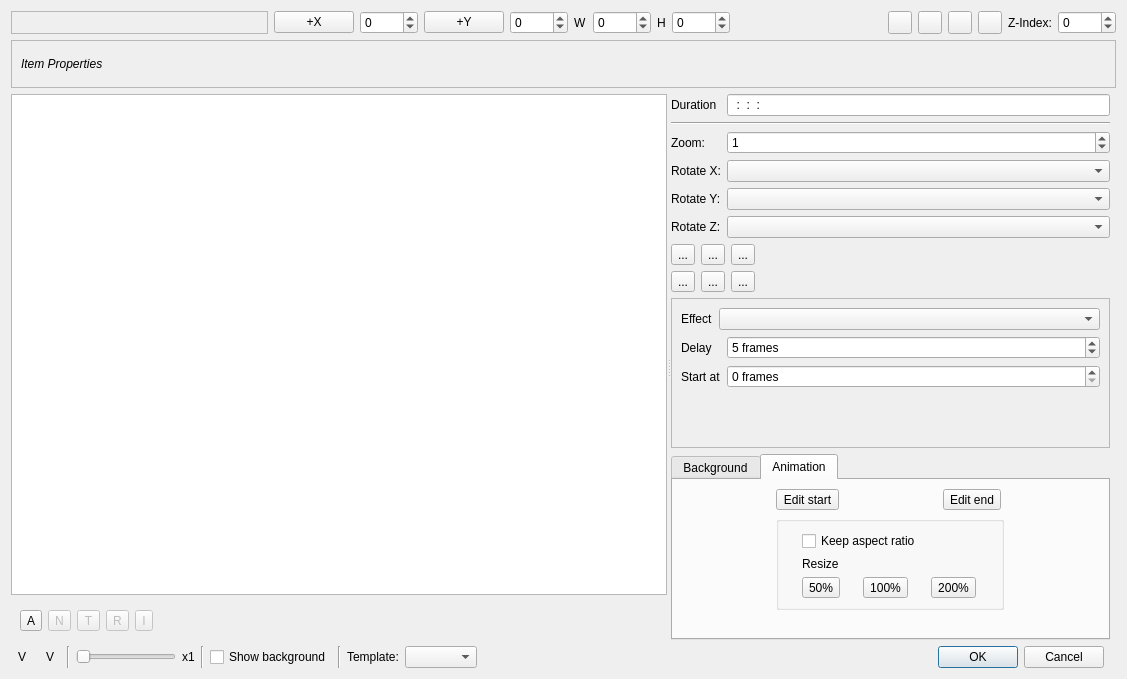
First picture: the form in src/widgets/titlewidget_ui.ui, repository KDE/kdenlive, before the edit.
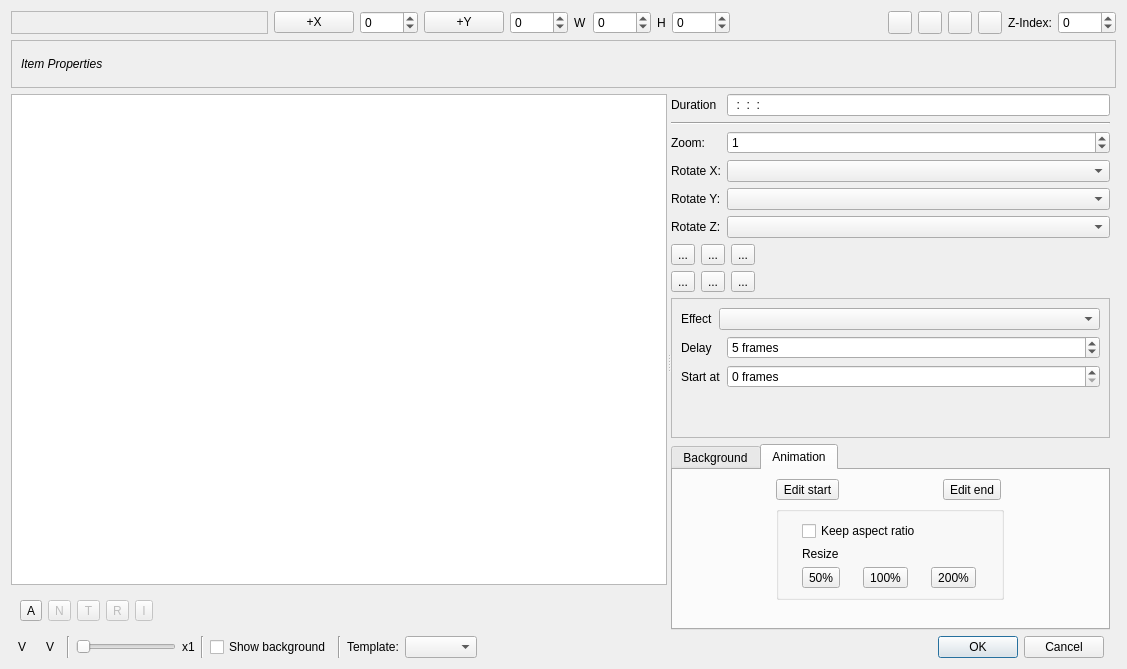
Second picture: the form after the edit. Custom widgets are drawn as their Qt base class.

Commit message: titlewidget size as small as possible else you can't resize this on smaller screens and resizepoint out of window (f.e. mac)

The edit to the form file:
```diff
--- a/src/widgets/titlewidget_ui.ui
+++ b/src/widgets/titlewidget_ui.ui
@@ -6,8 +6,8 @@
    <rect>
     <x>0</x>
     <y>0</y>
-    <width>1110</width>
-    <height>679</height>
+    <width>640</width>
+    <height>480</height>
    </rect>
   </property>
   <property name="sizePolicy">
```
